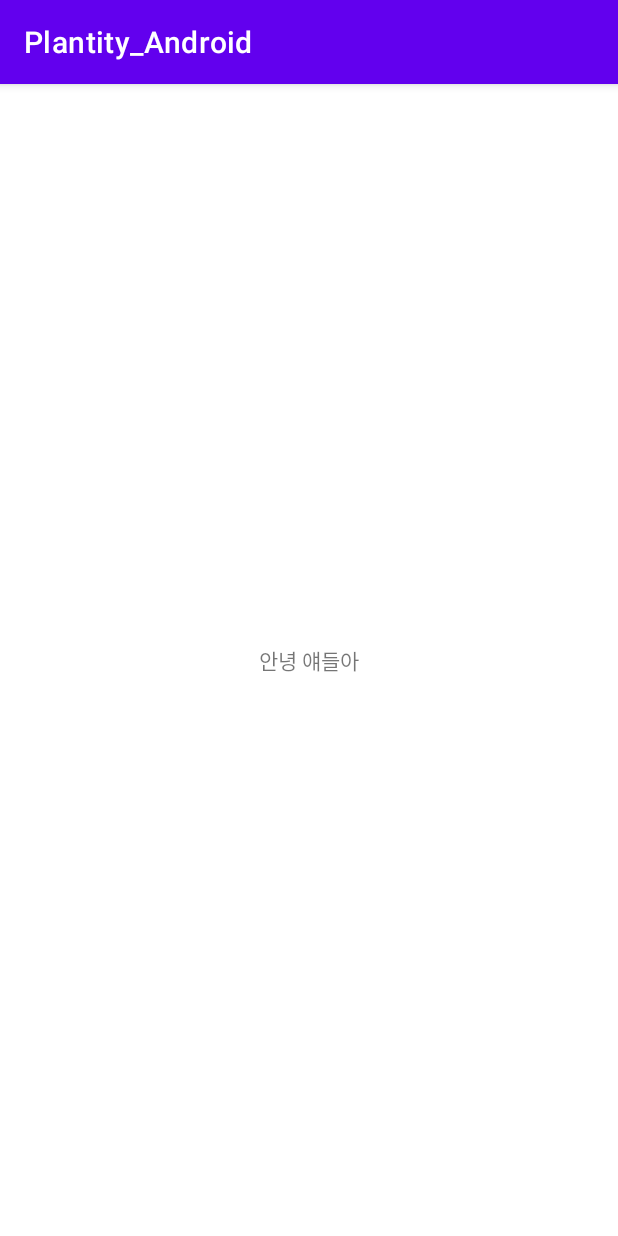
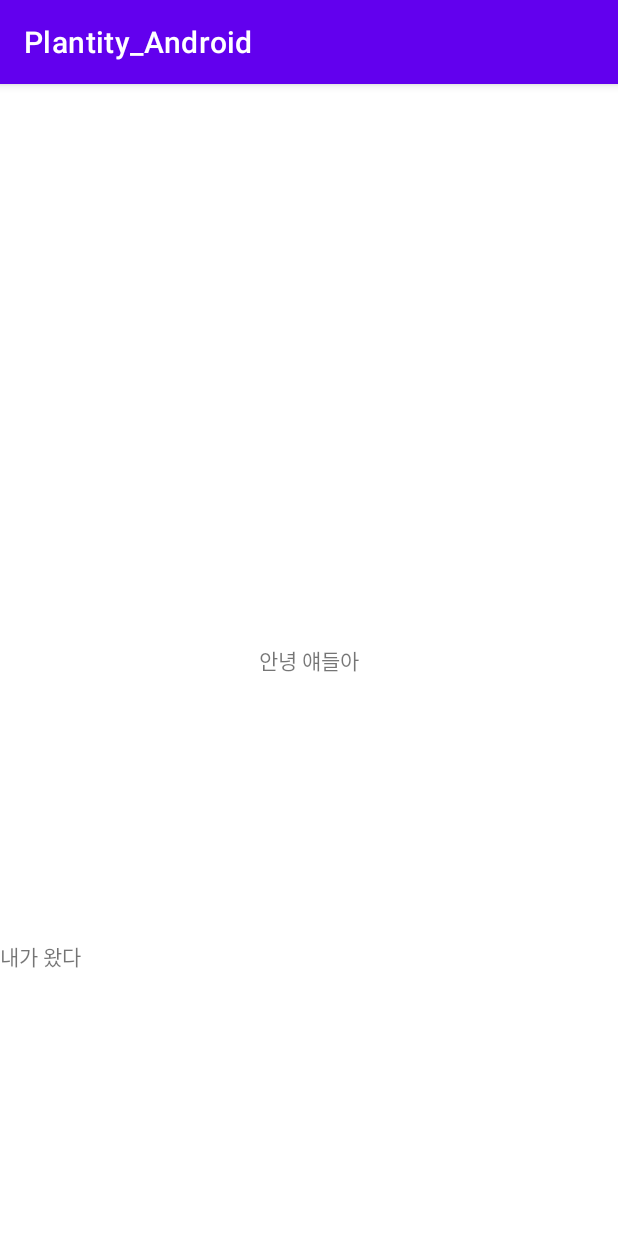
Before and after one commit to Plantity/Plantity_Android, an Android app: the screen it shows after launch (MainActivity), on a phone screen of 412 x 824 dp. Run offline under Robolectric (Android 15) with nearby library versions, the phone set to English and light mode, and no system bars.

Commit message:
Fix_design activity_main.xml
"내가 왔다" 텍스트 뷰 추가

```diff
--- a/plantity_android/app/src/main/res/layout/activity_main.xml
+++ b/plantity_android/app/src/main/res/layout/activity_main.xml
@@ -7,6 +7,7 @@
     tools:context=".MainActivity">
 
     <TextView
+        android:id="@+id/textView3"
         android:layout_width="wrap_content"
         android:layout_height="wrap_content"
         android:text="안녕 얘들아"
@@ -15,4 +16,13 @@
         app:layout_constraintRight_toRightOf="parent"
         app:layout_constraintTop_toTopOf="parent" />
 
+    <TextView
+        android:id="@+id/textView2"
+        android:layout_width="wrap_content"
+        android:layout_height="wrap_content"
+        android:text="내가 왔다"
+        app:layout_constraintBottom_toBottomOf="parent"
+        app:layout_constraintTop_toBottomOf="@+id/textView3"
+        tools:layout_editor_absoluteX="177dp" />
+
 </androidx.constraintlayout.widget.ConstraintLayout>
```
